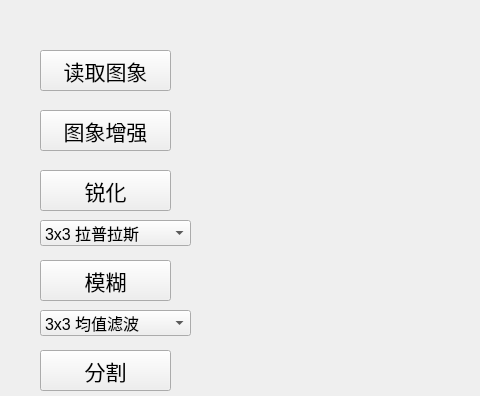
LongLong208/PACS, file Widget.ui: the form before one commit; both pictures show x 0 to 480 and y 0 to 396 of the 837 by 654 pixel window.
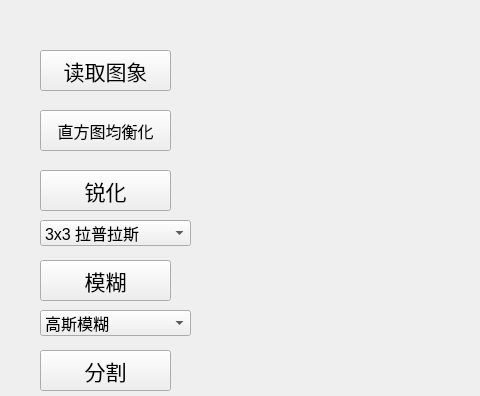
The form after the commit.

Diff of the .ui file:
```diff
--- a/Widget.ui
+++ b/Widget.ui
@@ -57,11 +57,11 @@
    <property name="font">
     <font>
      <family>Arial</family>
-     <pointsize>16</pointsize>
+     <pointsize>12</pointsize>
     </font>
    </property>
    <property name="text">
-    <string>图象增强</string>
+    <string>直方图均衡化</string>
    </property>
   </widget>
   <widget class="QPushButton" name="undoBtn">
@@ -177,6 +177,11 @@
      <pointsize>12</pointsize>
     </font>
    </property>
+   <item>
+    <property name="text">
+     <string>高斯模糊</string>
+    </property>
+   </item>
    <item>
     <property name="text">
      <string>3x3 均值滤波</string>
```
